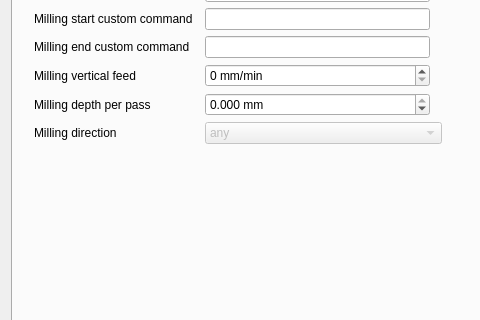
Old version of the form mainwindow.ui in the repository pcb2gcode/pcb2gcodeGUI; both pictures show x 0 to 480 and y 296 to 616 of the 1007 by 709 pixel window.
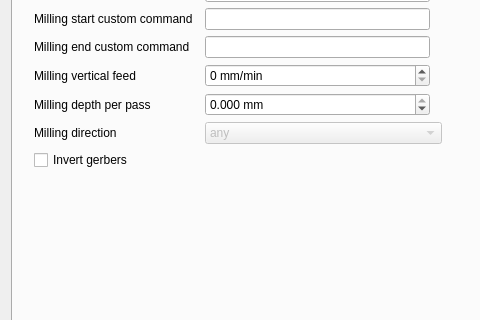
New version of the form. The open tabs and pages were chosen to show the change.

Commit message: Add --invert-gerbers

Patch:
```diff
--- a/mainwindow.ui
+++ b/mainwindow.ui
@@ -1456,6 +1456,19 @@
              </item>
             </widget>
            </item>
+           <item row="13" column="0">
+            <widget class="QCheckBox" name="invertgerbersCheckBox">
+             <property name="toolTip">
+              <string>&lt;html&gt;&lt;head/&gt;&lt;body&gt;&lt;p&gt;--invert-gerbers&lt;/p&gt;&lt;p&gt;Invert polarity of front and back gerbers, causing the milling to occur inside the shapes&lt;/p&gt;&lt;/body&gt;&lt;/html&gt;</string>
+             </property>
+             <property name="text">
+              <string>Invert gerbers</string>
+             </property>
+             <property name="checked">
+              <bool>false</bool>
+             </property>
+            </widget>
+           </item>
            <item row="15" column="0" colspan="2">
             <spacer name="verticalSpacer_3">
              <property name="orientation">
```
Left out of the diff: 1 changed line with no effect on the pictures. The commit also changes 1 other file.
